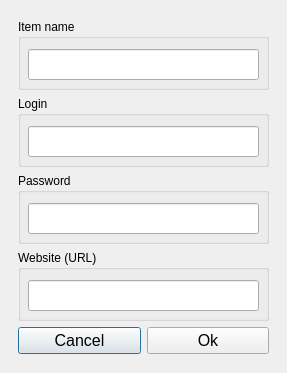
Old version of the form View/NewItem.ui in the repository cipher0ne/password-vault.
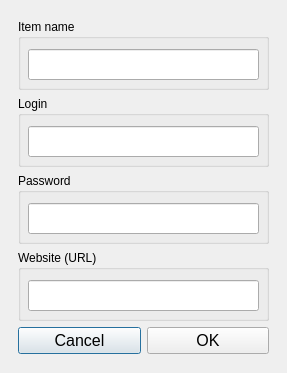
New version of the form.

```diff
--- a/View/NewItem.ui
+++ b/View/NewItem.ui
@@ -294,7 +294,7 @@
               </font>
              </property>
              <property name="text">
-              <string>Ok</string>
+              <string>OK</string>
              </property>
             </widget>
            </item>
```
